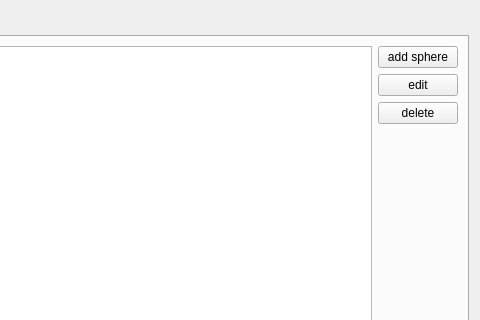
Old version of the form src/guicreatesurfacemesh.ui in the repository enGits/engrid; both pictures show x 290 to 770 and y 0 to 320 of the 770 by 512 pixel window.
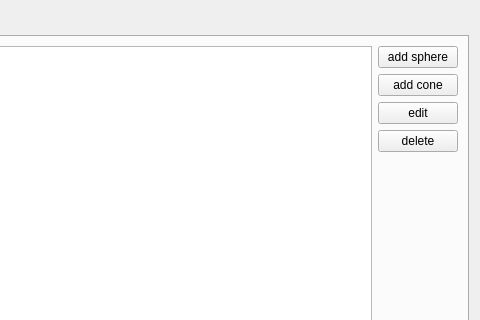
New version of the form. The open tabs and pages were chosen to show the change. Icons and pictures are not drawn.

Commit message: added cone/cylinder source

```diff
--- a/src/guicreatesurfacemesh.ui
+++ b/src/guicreatesurfacemesh.ui
@@ -21,7 +21,7 @@
    <item>
     <widget class="QTabWidget" name="tabWidget">
      <property name="currentIndex">
-      <number>0</number>
+      <number>1</number>
      </property>
      <widget class="QWidget" name="tab">
       <attribute name="title">
@@ -121,7 +121,6 @@
        </item>
       </layout>
       <zorder></zorder>
-      <zorder></zorder>
      </widget>
      <widget class="QWidget" name="tab_2">
       <attribute name="title">
@@ -130,7 +129,7 @@
       <layout class="QVBoxLayout" name="verticalLayout_3">
        <item>
         <layout class="QGridLayout" name="gridLayout">
-         <item row="0" column="0" rowspan="4">
+         <item row="0" column="0" rowspan="5">
           <widget class="QListWidget" name="listWidgetSources"/>
          </item>
          <item row="0" column="1">
@@ -140,7 +139,7 @@
            </property>
           </widget>
          </item>
-         <item row="3" column="1">
+         <item row="4" column="1">
           <spacer name="verticalSpacer">
            <property name="orientation">
             <enum>Qt::Vertical</enum>
@@ -153,14 +152,14 @@
            </property>
           </spacer>
          </item>
-         <item row="1" column="1">
+         <item row="2" column="1">
           <widget class="QPushButton" name="pushButtonEditSource">
            <property name="text">
             <string>edit</string>
            </property>
           </widget>
          </item>
-         <item row="2" column="1">
+         <item row="3" column="1">
           <widget class="QPushButton" name="pushButtonDeleteSource">
            <property name="enabled">
             <bool>true</bool>
@@ -170,6 +169,13 @@
            </property>
           </widget>
          </item>
+         <item row="1" column="1">
+          <widget class="QPushButton" name="pushButtonAddCone">
+           <property name="text">
+            <string>add cone</string>
+           </property>
+          </widget>
+         </item>
         </layout>
        </item>
       </layout>
```
The commit also changes 6 other files.
